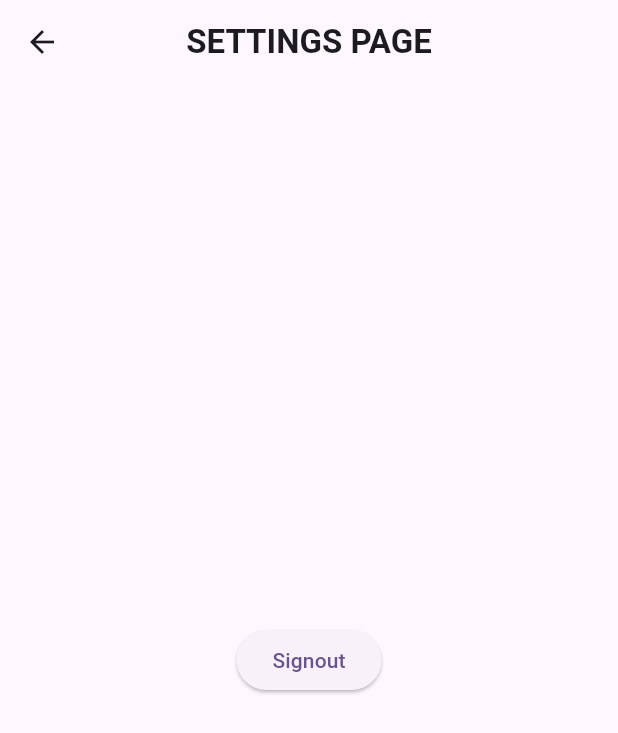
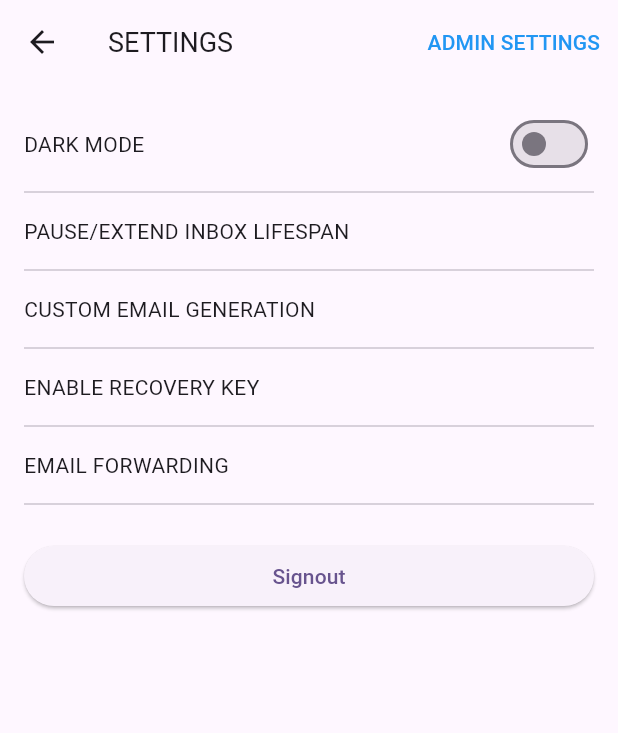
Before and after one commit to dinpran/ZoidMail, a Flutter app: the SettingsPage screen opened directly, on a phone screen of 412 x 824 dp. Shown: the top 733 px of the screen. Run offline on Flutter 3.47's test engine with Material 3 defaults, Android fonts, the phone set to English and light mode, and no system bars; our stand-ins replace cloud_firestore, firebase_auth, firebase_core, shared_preferences; accounts and stored records are empty.

Commit message:
added settings page

```diff
--- a/lib/pages/home_page.dart
+++ b/lib/pages/home_page.dart
@@ -3,7 +3,7 @@ import 'package:zoidmail/auth/login_page.dart';
 import 'package:zoidmail/pages/Main_page.dart';
 import 'package:zoidmail/pages/blogs/blogs.dart';
 import 'package:zoidmail/pages/contact_us.dart';
-import 'package:zoidmail/pages/settings.dart';
+import 'package:zoidmail/pages/settings/settings.dart';
 import 'package:zoidmail/service/auth_service.dart';
 import 'package:zoidmail/widgets/widgets.dart';
 
--- a/lib/pages/settings.dart
+++ /dev/null
@@ -1,35 +0,0 @@
-import 'package:flutter/material.dart';
-import 'package:zoidmail/auth/login_page.dart';
-import 'package:zoidmail/service/auth_service.dart';
-import 'package:zoidmail/widgets/widgets.dart';
-
-class SettingsPage extends StatefulWidget {
-  const SettingsPage({super.key});
-
-  @override
-  State<SettingsPage> createState() => _SettingsPageState();
-}
-
-class _SettingsPageState extends State<SettingsPage> {
-  AuthServices authServices = AuthServices();
-  @override
-  Widget build(BuildContext context) {
-    return Scaffold(
-      appBar: AppBar(
-        title: Text(
-          "SETTINGS PAGE",
-          style: TextStyle(fontWeight: FontWeight.bold),
-        ),
-        centerTitle: true,
-      ),
-      body: Center(
-        child: ElevatedButton(
-            onPressed: () {
-              authServices.signout();
-              nextScreenReplacement(context, LoginPage());
-            },
-            child: Text("Signout")),
-      ),
-    );
-  }
-}
--- /dev/null
+++ b/lib/pages/settings/settings.dart
@@ -0,0 +1,99 @@
+import 'package:flutter/material.dart';
+import 'package:zoidmail/auth/login_page.dart';
+import 'package:zoidmail/service/auth_service.dart';
+import 'package:zoidmail/widgets/widgets.dart';
+
+class SettingsPage extends StatefulWidget {
+  const SettingsPage({super.key});
+
+  @override
+  State<SettingsPage> createState() => _SettingsPageState();
+}
+
+class _SettingsPageState extends State<SettingsPage> {
+  AuthServices authServices = AuthServices();
+  bool _darkMode = false; // State for the dark mode toggle
+
+  @override
+  Widget build(BuildContext context) {
+    return Scaffold(
+      appBar: AppBar(
+        title: const Text(
+          "SETTINGS",
+          style: TextStyle(fontWeight: FontWeight.normal, fontSize: 18),
+        ),
+        centerTitle: false,
+        actions: [
+          TextButton(
+            onPressed: () {},
+            child: const Text(
+              "ADMIN SETTINGS",
+              style: TextStyle(color: Colors.blue),
+            ),
+          ),
+        ],
+      ),
+      body: ListView(
+        padding: const EdgeInsets.all(16.0),
+        children: [
+          // Dark Mode Setting
+          Row(
+            mainAxisAlignment: MainAxisAlignment.spaceBetween,
+            children: [
+              const Text("DARK MODE"),
+              Switch(
+                value: _darkMode,
+                onChanged: (value) {
+                  setState(() {
+                    _darkMode = value;
+                  });
+                },
+              ),
+            ],
+          ),
+          const Divider(),
+
+          // Pause/Extend Inbox Lifespan
+          const Padding(
+            padding: EdgeInsets.symmetric(vertical: 8.0),
+            child: Text("PAUSE/EXTEND INBOX LIFESPAN"),
+          ),
+          const Divider(),
+
+          // Custom Email Generation
+          const Padding(
+            padding: EdgeInsets.symmetric(vertical: 8.0),
+            child: Text("CUSTOM EMAIL GENERATION"),
+          ),
+          const Divider(),
+
+          // Enable Recovery Key
+          const Padding(
+            padding: EdgeInsets.symmetric(vertical: 8.0),
+            child: Text("ENABLE RECOVERY KEY"),
+          ),
+          const Divider(),
+
+          // Email Forwarding
+          const Padding(
+            padding: EdgeInsets.symmetric(vertical: 8.0),
+            child: Text("EMAIL FORWARDING"),
+          ),
+          const Divider(),
+
+          // Signout Button
+          Padding(
+            padding: const EdgeInsets.symmetric(vertical: 16.0),
+            child: ElevatedButton(
+              onPressed: () {
+                authServices.signout();
+                nextScreenReplacement(context, const LoginPage());
+              },
+              child: const Text("Signout"),
+            ),
+          ),
+        ],
+      ),
+    );
+  }
+}
```
